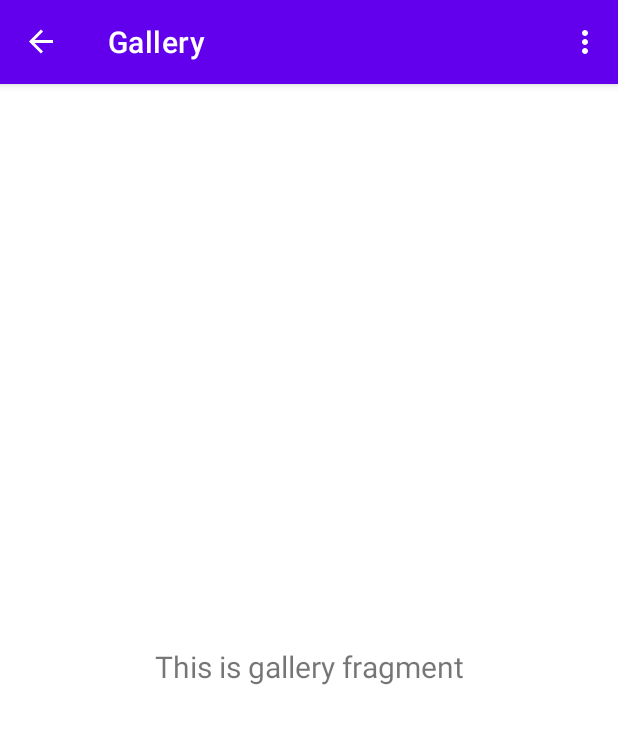
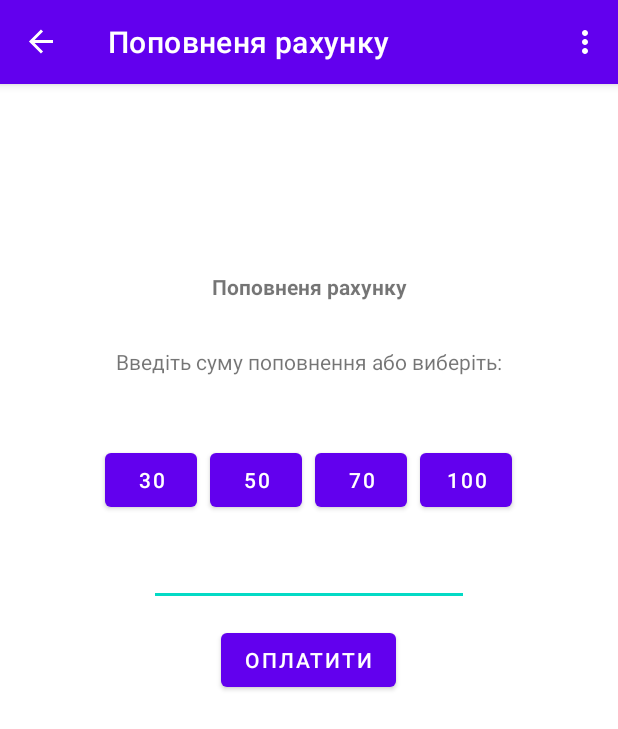
Before and after one commit to Vindener/Vin_App, an Android app: the MainActivity screen opened directly, with no data from a screen before it, in the side drawer, after a tap on "Поповнення рахунку", on a phone screen of 412 x 824 dp. Shown: the top 729 px of the screen. Run offline under Robolectric (Android 15) with nearby library versions, the phone set to English and light mode, and no system bars; our stand-ins replace navigation-ui; libraries missing offline, so code that uses them is left out: com.journeyapps.barcodescanner; 6 statements that could not run were skipped.

Commit message:
Added Payment and fix Current Trip

```diff
--- a/app/build.gradle
+++ b/app/build.gradle
@@ -12,7 +12,7 @@ android {
         minSdk 22
         targetSdk 33
         versionCode 1
-        versionName "0.0.6"
+        versionName "0.0.7"
 
         testInstrumentationRunner "androidx.test.runner.AndroidJUnitRunner"
     }
--- a/app/src/main/java/com/example/vin/MainActivity.java
+++ b/app/src/main/java/com/example/vin/MainActivity.java
@@ -1,5 +1,6 @@
 package com.example.vin;
 
+import android.content.Context;
 import android.content.SharedPreferences;
 import android.os.Bundle;
 import android.view.View;
@@ -64,6 +65,7 @@ public class MainActivity extends AppCompatActivity {
 //        SharedPreferences sharedPreferences = getSharedPreferences("MyPrefs", MODE_PRIVATE);
 //        textView.setText(sharedPreferences.getString("email",""));
 
+        ShowProfileiInfo();
     }
 
     @Override
@@ -79,4 +81,11 @@ public class MainActivity extends AppCompatActivity {
         return NavigationUI.navigateUp(navController, mAppBarConfiguration)
                 || super.onSupportNavigateUp();
     }
+
+    public void ShowProfileiInfo(){
+        SharedPreferences sharedPreferences = getApplicationContext().getSharedPreferences("MyPrefs", Context.MODE_PRIVATE);
+        String email_ = sharedPreferences.getString("email","");
+        String phone_ = sharedPreferences.getString("phone","");
+        String name_ = sharedPreferences.getString("name","");
+    }
 }
--- a/app/src/main/java/com/example/vin/maps/MapsFragment.java
+++ b/app/src/main/java/com/example/vin/maps/MapsFragment.java
@@ -39,7 +39,6 @@ import com.example.vin.R;
 import com.example.vin.login.LoginActivity;
 import com.example.vin.qrcode.scanner.QrCodeScanner;
 import com.example.vin.trip.CurrentTripActivity;
-import com.example.vin.trip.CurrentTripFragment;
 import com.google.android.gms.maps.CameraUpdateFactory;
 import com.google.android.gms.maps.GoogleMap;
 import com.google.android.gms.maps.OnMapReadyCallback;
@@ -360,4 +359,8 @@ public class MapsFragment extends Fragment implements OnMapReadyCallback {
         mMap.addMarker(new MarkerOptions().position(scooter1).title("Вільний самокат").icon(bitmapDescriptorVector(getActivity(),R.drawable.ic_electric_scooter)));
     }
 
+    public void HideTransport(){
+
+    }
+
 }
--- /dev/null
+++ b/app/src/main/java/com/example/vin/payment/PaymentFragment.java
@@ -0,0 +1,73 @@
+package com.example.vin.payment;
+
+import android.os.Bundle;
+
+import androidx.fragment.app.Fragment;
+
+import android.view.LayoutInflater;
+import android.view.View;
+import android.view.ViewGroup;
+import android.widget.Button;
+import android.widget.EditText;
+import android.widget.TextView;
+
+import com.example.vin.R;
+
+
+public class PaymentFragment extends Fragment {
+
+    private Button pay30, pay50, pay70, pay100,bthPay;
+    private EditText payCount;
+    private TextView balance;
+    @Override
+    public View onCreateView(LayoutInflater inflater, ViewGroup container,
+                             Bundle savedInstanceState) {
+        // Inflate the layout for this fragment
+        View view = inflater.inflate(R.layout.fragment_payment, container, false);
+
+        payCount = view.findViewById(R.id.payCountText);
+
+        pay30 = view.findViewById(R.id.pay30);
+        pay50 = view.findViewById(R.id.pay50);
+        pay70 = view.findViewById(R.id.pay70);
+        pay100 = view.findViewById(R.id.pay100);
+        bthPay = view.findViewById(R.id.bthPay);
+
+
+        pay30.setOnClickListener(new View.OnClickListener() {
+            @Override
+            public void onClick(View v) { pay("30"); }
+        });
+        pay50.setOnClickListener(new View.OnClickListener() {
+            @Override
+            public void onClick(View v) { pay("50"); }
+        });
+        pay70.setOnClickListener(new View.OnClickListener() {
+            @Override
+            public void onClick(View v) { pay("70"); }
+        });
+        pay100.setOnClickListener(new View.OnClickListener() {
+            @Override
+            public void onClick(View v) { pay("100"); }
+        });
+
+        bthPay.setOnClickListener(new View.OnClickListener() {
+            @Override
+            public void onClick(View v) { Checkpay();}
+        });
+
+
+        return view;
+    }
+
+    private void pay(String pay){
+
+        payCount.setText(pay);
+    }
+
+    private void Checkpay(){
+
+        balance = getActivity().findViewById(R.id.BalanceText);
+        balance.setText(payCount.getText());
+    }
+}
--- /dev/null
+++ b/app/src/main/res/layout/fragment_payment.xml
@@ -0,0 +1,83 @@
+<?xml version="1.0" encoding="utf-8"?>
+<FrameLayout xmlns:android="http://schemas.android.com/apk/res/android"
+    xmlns:tools="http://schemas.android.com/tools"
+    android:layout_width="match_parent"
+    android:layout_height="match_parent"
+    tools:context=".payment.PaymentFragment">
+
+    <!-- TODO: Update blank fragment layout -->
+
+    <TextView
+        android:layout_width="match_parent"
+        android:layout_height="37dp"
+        android:layout_gravity="center"
+        android:layout_marginBottom="240dp"
+        android:text="Поповненя рахунку"
+        android:textAlignment="center"
+        android:textStyle="bold" />
+
+    <TextView
+        android:layout_width="match_parent"
+        android:layout_height="37dp"
+        android:layout_gravity="center"
+        android:layout_marginBottom="190dp"
+        android:text="Введіть суму поповнення або виберіть:"
+        android:textAlignment="center" />
+
+    <Button
+        android:id="@+id/bthPay"
+        android:layout_width="wrap_content"
+        android:layout_height="wrap_content"
+        android:layout_gravity="center"
+        android:text="Оплатити" />
+
+    <EditText
+        android:id="@+id/payCountText"
+        android:layout_width="wrap_content"
+        android:layout_height="wrap_content"
+        android:layout_gravity="center"
+        android:layout_marginBottom="60dp"
+        android:ems="10"
+        android:inputType="number"
+        android:minHeight="48dp"
+        android:text=""
+        tools:ignore="SpeakableTextPresentCheck" />
+
+    <Button
+        android:id="@+id/pay30"
+        android:layout_width="61dp"
+        android:layout_height="wrap_content"
+        android:layout_gravity="center|start"
+        android:layout_marginLeft="70dp"
+        android:layout_marginBottom="120dp"
+        android:text="30" />
+
+    <Button
+        android:id="@+id/pay50"
+        android:layout_width="61dp"
+        android:layout_height="wrap_content"
+        android:layout_gravity="center|start"
+        android:layout_marginLeft="140dp"
+        android:layout_marginBottom="120dp"
+        android:text="50" />
+
+    <Button
+        android:id="@+id/pay70"
+        android:layout_width="61dp"
+        android:layout_height="wrap_content"
+        android:layout_gravity="center|start"
+        android:layout_marginLeft="210dp"
+        android:layout_marginBottom="120dp"
+        android:text="70" />
+
+    <Button
+        android:id="@+id/pay100"
+        android:layout_width="61dp"
+        android:layout_height="wrap_content"
+        android:layout_gravity="center|start"
+        android:layout_marginLeft="280dp"
+        android:layout_marginBottom="120dp"
+        android:text="100" />
+
+
+</FrameLayout>
--- a/app/src/main/res/layout/nav_header_main.xml
+++ b/app/src/main/res/layout/nav_header_main.xml
@@ -38,7 +38,7 @@
             android:text="@string/header_balance" />
 
         <TextView
-            android:id="@+id/textView3"
+            android:id="@+id/BalanceText"
             android:layout_width="wrap_content"
             android:layout_height="wrap_content"
             android:layout_weight="1"
--- a/app/src/main/res/menu/activity_main_drawer.xml
+++ b/app/src/main/res/menu/activity_main_drawer.xml
@@ -10,12 +10,7 @@
             android:title="Профіль"
             tools:ignore="DuplicateIds" />
         <item
-            android:id="@+id/nav_current_trip"
-            android:icon="@drawable/ic_menu_gallery"
-            android:title="Поточна поїздка"
-            tools:ignore="DuplicateIds" />
-        <item
-            android:id="@+id/nav_gallery"
+            android:id="@+id/nav_payment"
             android:icon="@drawable/ic_menu_gallery"
             android:title="Поповнення рахунку"
             tools:ignore="DuplicateIds" />
--- a/app/src/main/res/navigation/mobile_navigation.xml
+++ b/app/src/main/res/navigation/mobile_navigation.xml
@@ -17,16 +17,16 @@
         tools:layout="@layout/fragment_documentation" />
 
     <fragment
+        android:id="@+id/nav_payment"
+        android:name="com.example.vin.payment.PaymentFragment"
+        android:label="Поповненя рахунку"
+        tools:layout="@layout/fragment_payment" />
+
+    <fragment
         android:id="@+id/nav_list"
         android:name="com.example.vin.list.ListFragment"
         android:label="Історія поїздок"
         tools:layout="@layout/fragment_list" />
-
-    <fragment
-        android:id="@+id/nav_current_trip"
-        android:name="com.example.vin.trip.CurrentTripFragment"
-        android:label="Поточна поїздка"
-        tools:layout="@layout/fragment_current_trip" />
 
     <fragment
         android:id="@+id/nav_logout"
```
Also changed, not shown: app/src/main/java/com/example/vin/trip/CurrentTripFragment.java (deleted, +0 -75 lines), app/src/main/res/layout/fragment_current_trip.xml (deleted, +0 -86 lines).
